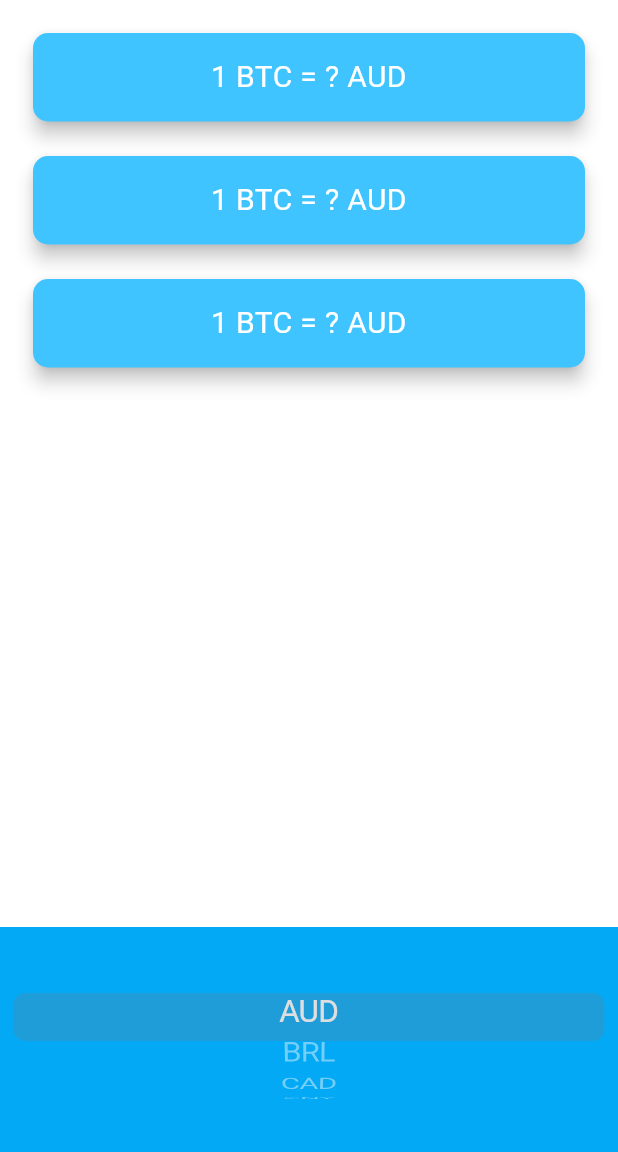
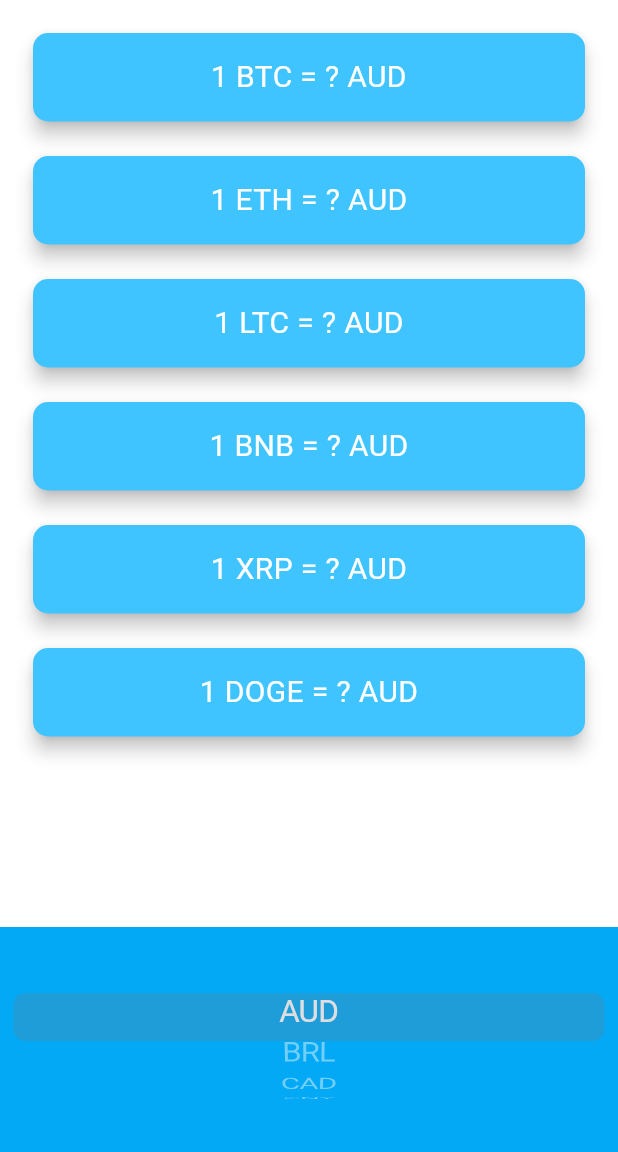
Before and after one commit to tasnimul1331/crypto_-btc-eth-ltc-_ticker, a Flutter app: the screen it shows after launch, after a tap on the "refresh" icon, on a phone screen of 412 x 824 dp, the part 84-1236 px from its top. Run offline on Flutter 3.47's test engine with Material 3 defaults, Android fonts, the phone set to English and light mode, and no system bars; network calls fail.

Commit message:
create dynamically show crypto

```diff
--- a/lib/coin_data.dart
+++ b/lib/coin_data.dart
@@ -22,12 +22,15 @@ const List<String> currenciesList = [
   'ZAR',
 ];
 
-const List<String> cryptoList = ['BTC', 'ETH', 'LTC'];
+const List<String> cryptoList = ['BTC', 'ETH', 'LTC', 'BNB', 'XRP', 'DOGE'];
 
 const Map<String, String> coinId = {
   "BTC": "bitcoin",
   "ETH": "ethereum",
   "LTC": "litecoin",
+  "BNB": "binancecoin",
+  "XRP": "ripple",
+  "DOGE": "dogecoin",
 };
 
 class CoinData {}
--- a/lib/price_screen.dart
+++ b/lib/price_screen.dart
@@ -15,15 +15,17 @@ class PriceScreen extends StatefulWidget {
 class _PriceScreenState extends State<PriceScreen> {
   late FixedExtentScrollController controller;
   String selectedCurrency = 'USD';
-  double? bitcoinValue = 0;
-  double? ethValue = 0;
-  double? ltcValue = 0;
+  Map<String, double?> cryptoValue = {};
   String? allCurrencies = "";
+  String? selectedCrypto = "";
   Map<String, Map<String, String>>? allData = {};
 
   void getAllCurrencies() {
     for (String currency in currenciesList) {
       allCurrencies = allCurrencies! + currency + ",";
+    }
+    for (String crypto in cryptoList) {
+      selectedCrypto = selectedCrypto! + coinId[crypto]! + ",";
     }
   }
 
@@ -33,7 +35,7 @@ class _PriceScreenState extends State<PriceScreen> {
     try {
       final network = Network(
         'https://api.coingecko.com/api/v3/simple/price'
-        '?ids=bitcoin,ethereum,litecoin'
+        '?ids=$selectedCrypto'
         '&vs_currencies=${allCurrencies!.toLowerCase()}',
       );
 
@@ -70,19 +72,19 @@ class _PriceScreenState extends State<PriceScreen> {
     if (allData == null) {
       print('Unable to fetch data');
       setState(() {
-        bitcoinValue = null;
-        ethValue = null;
-        ltcValue = null;
+        for (String crypto in cryptoList) {
+          cryptoValue[crypto] = null;
+        }
         allCurrencies = "";
       });
       return;
     }
     setState(() {
-      bitcoinValue = parseValue("BTC", selectedCurrency);
-      ethValue = parseValue("ETH", selectedCurrency);
-      ltcValue = parseValue("LTC", selectedCurrency);
+      for (String crypto in cryptoList) {
+        cryptoValue[crypto] = parseValue(crypto, selectedCurrency);
+      }
     });
-    print(bitcoinValue);
+    print(cryptoValue);
   }
 
   Future<void> loadData() async {
@@ -151,7 +153,6 @@ class _PriceScreenState extends State<PriceScreen> {
     return Scaffold(
       appBar: AppBar(
         title: Text('🤑 Coin Ticker'),
-
         actions: [
           IconButton(
             icon: Icon(Icons.refresh),
@@ -174,12 +175,8 @@ class _PriceScreenState extends State<PriceScreen> {
               children: [
                 for (String crypto in cryptoList)
                   Reuseble().buildCryptoCard(
-                    crypto == 'BTC'
-                        ? (bitcoinValue?.toStringAsFixed(2) ?? '?')
-                        : crypto == 'ETH'
-                        ? (ethValue?.toStringAsFixed(2) ?? '?')
-                        : (ltcValue?.toStringAsFixed(2) ?? '?'),
-
+                    crypto,
+                    cryptoValue[crypto]?.toStringAsFixed(2) ?? '?',
                     selectedCurrency,
                   ),
               ],
--- a/lib/reuseble.dart
+++ b/lib/reuseble.dart
@@ -2,7 +2,7 @@ import 'package:flutter/cupertino.dart';
 import 'package:flutter/material.dart';
 
 class Reuseble {
-  Widget buildCryptoCard(String? bitcoinValue, String selectedCurrency) {
+  Widget buildCryptoCard(String crypto, String? cryptoValue, String selectedCurrency) {
     return Container(
       margin: EdgeInsets.only(bottom: 15.0),
       child: Card(
@@ -14,7 +14,7 @@ class Reuseble {
         child: Padding(
           padding: EdgeInsets.symmetric(vertical: 15.0, horizontal: 28.0),
           child: Text(
-            '1 BTC = ${bitcoinValue != 0 ? bitcoinValue : '?'} $selectedCurrency',
+            '1 $crypto = ${cryptoValue != null ? cryptoValue : '?'} $selectedCurrency',
             textAlign: TextAlign.center,
             style: TextStyle(fontSize: 20.0, color: Colors.white),
           ),
```
